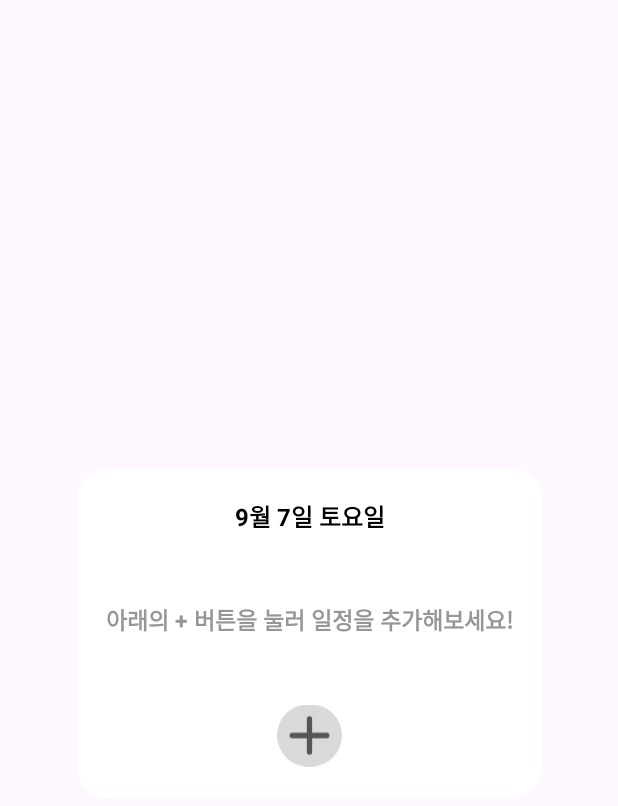
After one commit to RKDLDE/Z_project, an Android app: the layout dialog_add_event.xml on its own in the app's theme, with its tools: preview values and no code run, on a phone screen of 412 x 824 dp. The commit adds this screen. Shown: the top 806 px of the screen. Run offline under Robolectric (Android 15) with nearby library versions, the phone set to English and light mode, and no system bars.

Commit message:
[Feat] 그룹 캘린더 일정 추가 dialog 구현

```diff
--- /dev/null
+++ b/app/src/main/res/drawable/add_date_calendar.xml
@@ -0,0 +1,21 @@
+<vector xmlns:android="http://schemas.android.com/apk/res/android"
+    android:width="43dp"
+    android:height="41dp"
+    android:viewportWidth="43"
+    android:viewportHeight="41">
+  <path
+      android:pathData="M20.5,0L22.5,0A20.5,20.5 0,0 1,43 20.5L43,20.5A20.5,20.5 0,0 1,22.5 41L20.5,41A20.5,20.5 0,0 1,0 20.5L0,20.5A20.5,20.5 0,0 1,20.5 0z"
+      android:fillColor="#D9D9D9"/>
+  <path
+      android:pathData="M21.5,9.596V31.404"
+      android:strokeWidth="3.5"
+      android:fillColor="#00000000"
+      android:strokeColor="#555555"
+      android:strokeLineCap="round"/>
+  <path
+      android:pathData="M10.064,20.5H32.936"
+      android:strokeWidth="3.5"
+      android:fillColor="#00000000"
+      android:strokeColor="#555555"
+      android:strokeLineCap="round"/>
+</vector>
--- /dev/null
+++ b/app/src/main/res/drawable/dialog_basic.xml
@@ -0,0 +1,9 @@
+<shape xmlns:android="http://schemas.android.com/apk/res/android"
+    android:shape="rectangle">
+    <solid android:color="@color/white"/>
+    <corners
+        android:radius="20dp"/>
+    <stroke
+        android:width="2dp"
+        android:color="@color/white"/>
+</shape>
--- /dev/null
+++ b/app/src/main/res/layout/dialog_add_event.xml
@@ -0,0 +1,59 @@
+<?xml version="1.0" encoding="utf-8"?>
+<androidx.constraintlayout.widget.ConstraintLayout xmlns:android="http://schemas.android.com/apk/res/android"
+    android:layout_width="match_parent"
+    android:layout_height="match_parent"
+    xmlns:app="http://schemas.android.com/apk/res-auto">
+
+    <androidx.constraintlayout.widget.ConstraintLayout
+        android:id="@+id/add_calendar_dialog"
+        android:layout_width="310dp"
+        android:layout_height="220dp"
+        android:orientation="vertical"
+        android:layout_marginTop="20dp"
+        android:background="@drawable/dialog_basic"
+        app:layout_constraintTop_toTopOf="parent"
+        app:layout_constraintBottom_toBottomOf="parent"
+        app:layout_constraintStart_toStartOf="parent"
+        app:layout_constraintEnd_toEndOf="parent">
+
+        <TextView
+            android:id="@+id/add_calendar_date"
+            android:layout_width="wrap_content"
+            android:layout_height="wrap_content"
+            android:gravity="center"
+            android:text="9월 7일 토요일"
+            android:textColor="@color/black"
+            android:textSize="16sp"
+            android:textStyle="bold"
+            android:layout_marginTop="20dp"
+            app:layout_constraintTop_toTopOf="parent"
+            app:layout_constraintStart_toStartOf="parent"
+            app:layout_constraintEnd_toEndOf="parent"/>
+
+        <TextView
+            android:id="@+id/add_calendar_title"
+            android:layout_width="wrap_content"
+            android:layout_height="wrap_content"
+            android:gravity="center"
+            android:text="아래의 + 버튼을 눌러 일정을 추가해보세요!"
+            android:textColor="@color/gray"
+            android:textSize="15sp"
+            android:textStyle="bold"
+            android:layout_marginTop="45dp"
+            app:layout_constraintTop_toBottomOf="@id/add_calendar_date"
+            app:layout_constraintStart_toStartOf="parent"
+            app:layout_constraintEnd_toEndOf="parent"/>
+
+        <ImageView
+            android:id="@+id/add_calendar_icon"
+            android:layout_width="43dp"
+            android:layout_height="43dp"
+            android:src="@drawable/add_date_calendar"
+            android:layout_marginBottom="20dp"
+            app:layout_constraintStart_toStartOf="parent"
+            app:layout_constraintEnd_toEndOf="parent"
+            app:layout_constraintBottom_toBottomOf="parent"/>
+
+    </androidx.constraintlayout.widget.ConstraintLayout>
+
+</androidx.constraintlayout.widget.ConstraintLayout>
--- a/app/src/main/res/values/themes.xml
+++ b/app/src/main/res/values/themes.xml
@@ -6,6 +6,10 @@
     </style>
 
     <style name="Theme.Z_project" parent="Base.Theme.Z_project" />
+
+    <style name="CustomDialog" parent="Theme.AppCompat.Dialog">
+        <item name="android:background">@android:color/transparent</item>
+    </style>
 
     <!-- 커스텀 공동 캘린더 스타일 -->
     <style name="CalenderViewCustom" parent="Theme.AppCompat">
```
Also changed, not shown: app/src/main/java/com/example/z_project/chat/calendar/GroupCalendarActivity.kt (+61 -1 lines), app/src/main/res/drawable/bottomsheet_style.xml (added, +8 -0 lines), app/src/main/res/drawable/calendar_event_check.xml (added, +10 -0 lines), app/src/main/res/layout/dialog_event_details.xml (added, +62 -0 lines).
